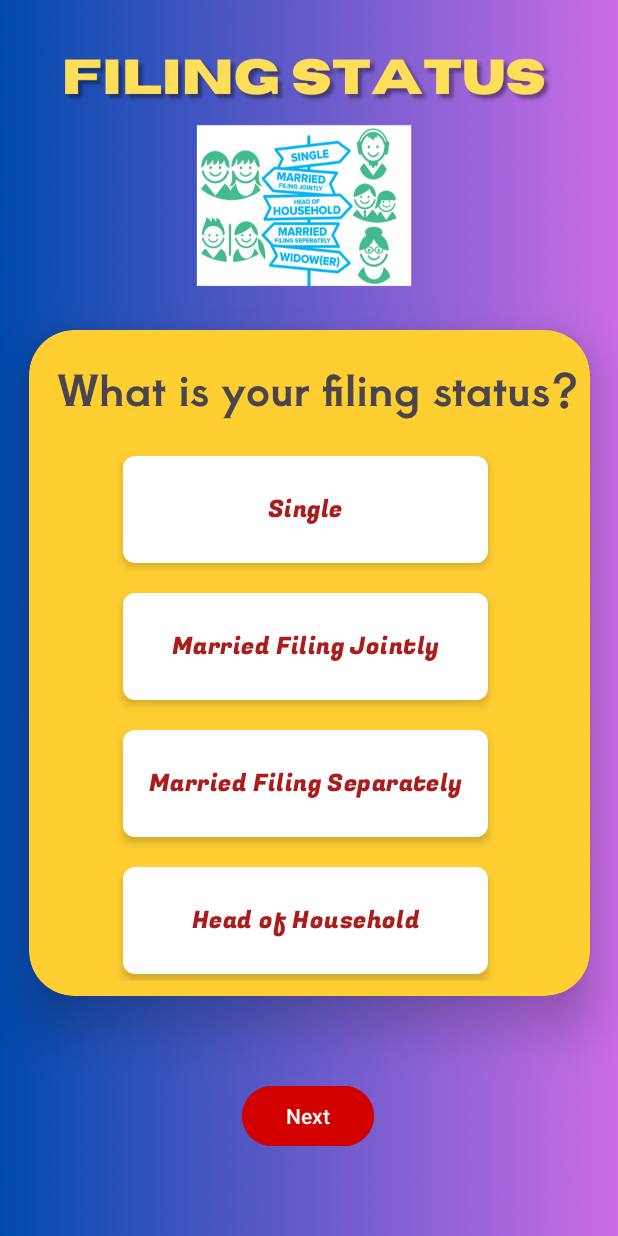
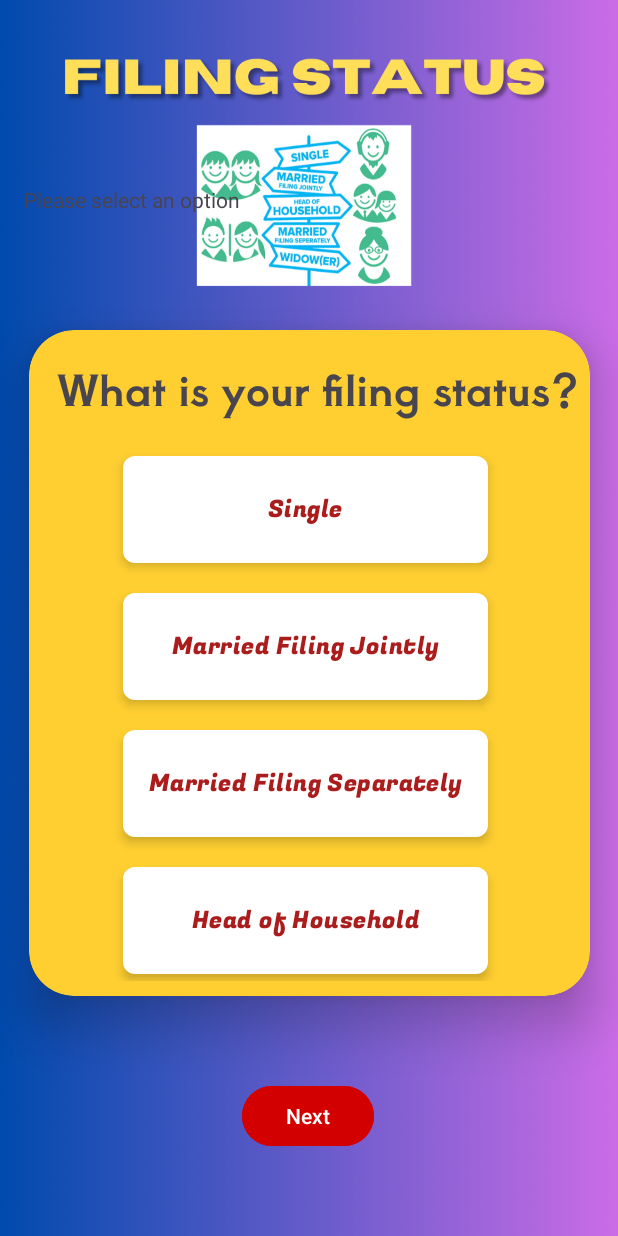
Before and after one commit to GSU-CS-Intro-to-Software-Engineering/SE-2024-Team5, an Android app: the FilingStatusActivity screen opened directly, with no data from a screen before it, after a tap on "Next", on a phone screen of 412 x 824 dp. Run offline under Robolectric (Android 15) with nearby library versions, the phone set to English and light mode, and no system bars; our stand-ins replace Firebase (no records; nobody signed in at launch, a user with empty details on screens opened directly).

Commit message:
Error text for radio buttons

```diff
--- a/app/src/main/res/layout/activity_filing_status.xml
+++ b/app/src/main/res/layout/activity_filing_status.xml
@@ -129,4 +129,17 @@
         app:layout_constraintHorizontal_bias="0.498"
         app:layout_constraintStart_toStartOf="parent"
         app:layout_constraintTop_toBottomOf="@+id/cardView2" />
+
+    <TextView
+        android:id="@+id/errorText"
+        android:layout_width="wrap_content"
+        android:layout_height="wrap_content"
+        android:layout_marginStart="16dp"
+        android:layout_marginTop="93dp"
+        android:layout_marginBottom="77dp"
+        android:text="Please select an option"
+        app:layout_constraintBottom_toTopOf="@+id/cardView2"
+        app:layout_constraintStart_toStartOf="parent"
+        app:layout_constraintTop_toTopOf="parent"
+        app:layout_constraintVertical_bias="1.0" />
 </androidx.constraintlayout.widget.ConstraintLayout>
```
